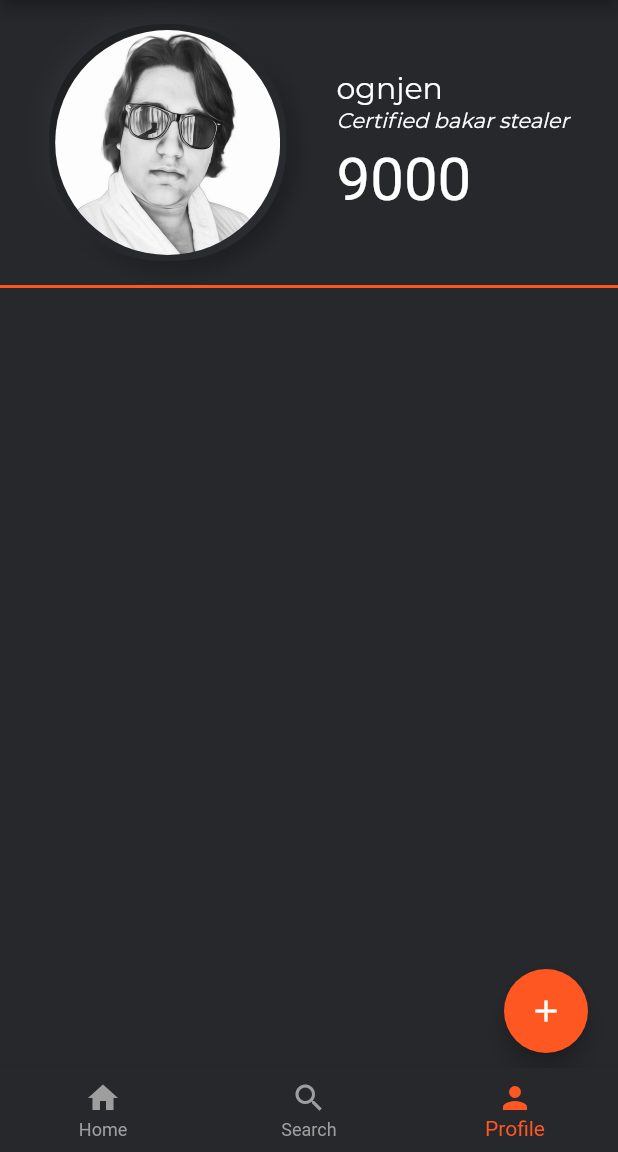
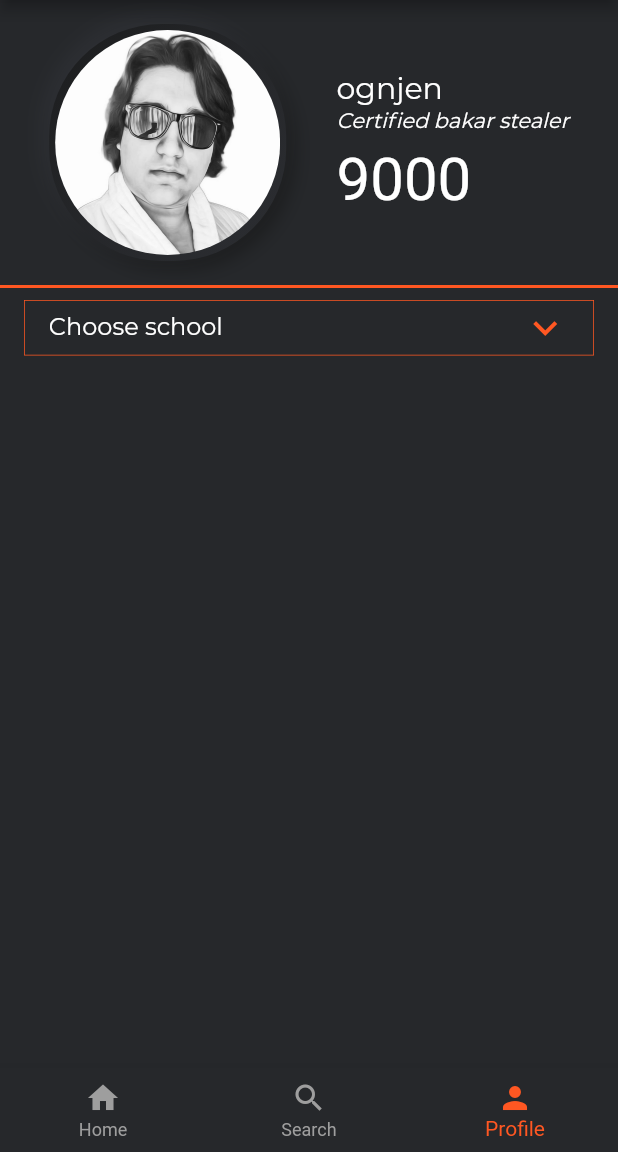
Before and after one commit to Drakula44/TeacherBoard, a Flutter app: the screen it shows after launch, swiped to page 3, on a phone screen of 412 x 824 dp, the part 84-1236 px from its top. Run offline on Flutter 3.47's test engine with Material 2 defaults, Android fonts, the phone set to English and light mode, and no system bars; our stand-ins replace cloud_firestore, firebase_auth; missing offline and left inert: multi_image_picker; accounts and stored records are empty; Roboto replaces fonts that are missing (Estaban).

Commit message:
Dodao biranje skole

```diff
--- a/lib/main.dart
+++ b/lib/main.dart
@@ -5,6 +5,7 @@ import 'package:teacherboardapp/pages/details.dart';
 import 'package:teacherboardapp/pages/home.dart';
 import 'package:teacherboardapp/pages/login.dart';
 import 'package:teacherboardapp/pages/new_post.dart';
+import 'package:teacherboardapp/pages/schools.dart';
 import 'package:teacherboardapp/pages/signup.dart';
 
 void main() {
--- a/lib/pages/profile.dart
+++ b/lib/pages/profile.dart
@@ -92,7 +92,7 @@ class _ProfileState extends State<Profile> {
             ),
           ],
         ),
-        Expanded(child: Posts(filter: new Filter(user: username))),
+        Expanded(child: Posts(filter: new Filter(user: username), showNewPostButton: false, showSchoolSelect: false,)),
       ],
     );
   }
--- a/lib/widgets/posts.dart
+++ b/lib/widgets/posts.dart
@@ -3,6 +3,7 @@ import 'dart:ui';
 import 'package:cloud_firestore/cloud_firestore.dart';
 import 'package:flutter/material.dart';
 import 'package:teacherboardapp/pages/details.dart';
+import 'package:teacherboardapp/pages/schools.dart';
 
 class Post {
   String title = '';
@@ -51,24 +52,71 @@ class Filter {
 }
 
 class Posts extends StatefulWidget {
-  const Posts({this.filter});
+  const Posts({this.filter, this.showNewPostButton=true, this.showSchoolSelect=true});
   final Filter filter;
+  final bool showNewPostButton;
+  final bool showSchoolSelect;
   @override
   _PostsState createState() => _PostsState();
 }
 
 class _PostsState extends State<Posts> {
   Filter filter;
+  bool showNewPostButton;
+  bool showSchoolSelect;
+
+
+  String _currentSchool = 'Choose school';
+
+  _pickSchool(BuildContext context) async {
+    final result = await Navigator.push(
+        context,
+        MaterialPageRoute(builder: (context) => SchoolList())
+    );
+
+    setState(() {
+      if(result!=null)
+      _currentSchool = result;
+    });
+  }
 
   initState() {
     filter = widget.filter;
+    showNewPostButton = widget.showNewPostButton;
+    showSchoolSelect = widget.showSchoolSelect;
     super.initState();
   }
 
   Widget _buildPosts() {
     return Stack(
       children: <Widget>[
-        StreamBuilder<QuerySnapshot>(
+        Column(
+          children: <Widget>[
+            Container(
+              decoration: BoxDecoration(
+                border: Border.all(color: Theme.of(context).accentColor, width: 0.5)
+              ),
+              margin: EdgeInsets.fromLTRB(16,8,16,0),
+              child: FlatButton(
+                materialTapTargetSize: MaterialTapTargetSize.shrinkWrap,
+                onPressed: () {
+                  _pickSchool(context);
+                },
+                child: Row(
+                  mainAxisAlignment: MainAxisAlignment.spaceBetween,
+                  children: <Widget>[
+                    Text(_currentSchool, style: TextStyle(fontFamily: 'Montserrat', fontSize: 16),),
+                    Icon(
+                      Icons.expand_more,
+                      color: Theme.of(context).accentColor,
+                      size: 32,
+                    )
+                  ],
+                ),
+              ),
+            ),
+            Expanded(
+              child: StreamBuilder<QuerySnapshot>(
                 stream: filter.results(),
                 builder: (BuildContext context, AsyncSnapshot<QuerySnapshot> snapshot) {
                   if (!snapshot.hasData) return const Text('Loading...');
@@ -93,7 +141,12 @@ class _PostsState extends State<Posts> {
                   );
                 },
               ),
-        Positioned(
+            ),
+          ],
+        ),
+        Visibility(
+          visible: showNewPostButton,
+          child: Positioned(
             bottom: 10,
             right: 20,
             child: FloatingActionButton(
@@ -102,6 +155,7 @@ class _PostsState extends State<Posts> {
               },
               child: Icon(
                 Icons.add
+              ),
             ),
           ),
         )
```
Also changed, not shown: lib/pages/schools.dart (added, +30 -0 lines). Lines whose indentation alone changed are shown as unchanged.
